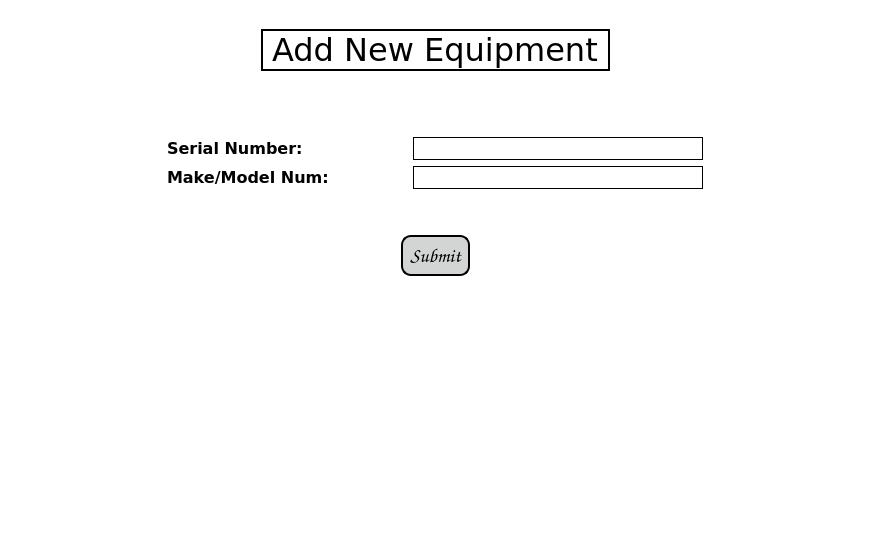
Qt form app/gui/resources/add_equipment_page.ui (JasonLaux/DC-Boxjelly) before a commit.
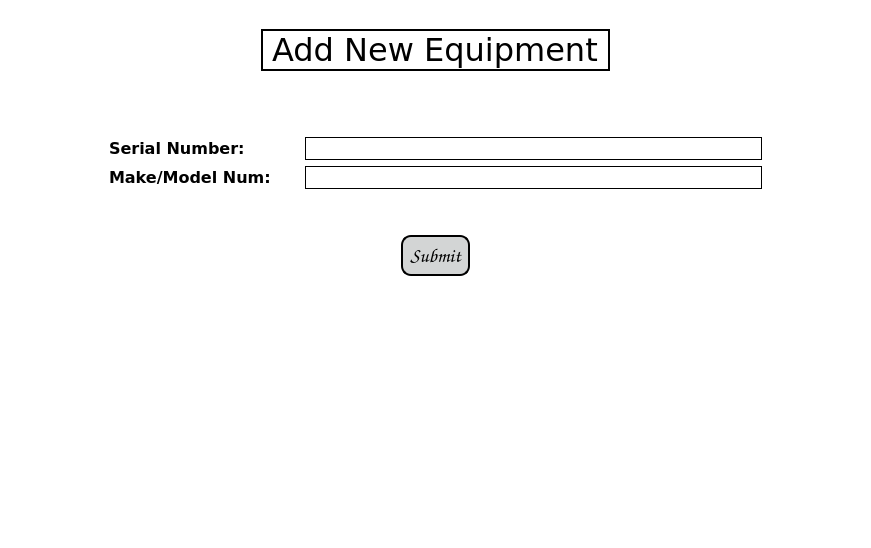
The same form after that commit.

Commit message: Edited UI layout for input boxes

Patch:
```diff
--- a/app/gui/resources/add_equipment_page.ui
+++ b/app/gui/resources/add_equipment_page.ui
@@ -94,7 +94,7 @@
           <property name="sizeHint" stdset="0">
            <size>
             <width>20</width>
-            <height>40</height>
+            <height>10</height>
            </size>
           </property>
          </spacer>
@@ -106,7 +106,7 @@
             <item>
              <widget class="QLabel" name="serialLabel">
               <property name="sizePolicy">
-               <sizepolicy hsizetype="Fixed" vsizetype="Expanding">
+               <sizepolicy hsizetype="Expanding" vsizetype="Expanding">
                 <horstretch>0</horstretch>
                 <verstretch>0</verstretch>
                </sizepolicy>
@@ -130,22 +130,6 @@
               </property>
              </widget>
             </item>
-            <item>
-             <spacer name="horizontalSpacer_71">
-              <property name="orientation">
-               <enum>Qt::Horizontal</enum>
-              </property>
-              <property name="sizeType">
-               <enum>QSizePolicy::Fixed</enum>
-              </property>
-              <property name="sizeHint" stdset="0">
-               <size>
-                <width>50</width>
-                <height>20</height>
-               </size>
-              </property>
-             </spacer>
-            </item>
             <item>
              <widget class="QLineEdit" name="serialLine">
               <property name="sizePolicy">
@@ -156,7 +140,7 @@
               </property>
               <property name="maximumSize">
                <size>
-                <width>290</width>
+                <width>16777215</width>
                 <height>16777215</height>
                </size>
               </property>
@@ -180,7 +164,7 @@
             <item>
              <widget class="QLabel" name="makeModelLabel">
               <property name="sizePolicy">
-               <sizepolicy hsizetype="Fixed" vsizetype="Expanding">
+               <sizepolicy hsizetype="Expanding" vsizetype="Expanding">
                 <horstretch>0</horstretch>
                 <verstretch>0</verstretch>
                </sizepolicy>
@@ -204,22 +188,6 @@
               </property>
              </widget>
             </item>
-            <item>
-             <spacer name="horizontalSpacer_74">
-              <property name="orientation">
-               <enum>Qt::Horizontal</enum>
-              </property>
-              <property name="sizeType">
-               <enum>QSizePolicy::Fixed</enum>
-              </property>
-              <property name="sizeHint" stdset="0">
-               <size>
-                <width>50</width>
-                <height>20</height>
-               </size>
-              </property>
-             </spacer>
-            </item>
             <item>
              <widget class="QLineEdit" name="modelLine">
               <property name="sizePolicy">
@@ -230,7 +198,7 @@
               </property>
               <property name="maximumSize">
                <size>
-                <width>290</width>
+                <width>16777215</width>
                 <height>16777215</height>
                </size>
               </property>
@@ -262,7 +230,7 @@
           <property name="sizeHint" stdset="0">
            <size>
             <width>20</width>
-            <height>40</height>
+            <height>10</height>
            </size>
           </property>
          </spacer>
```
The commit also changes 1 other file.
